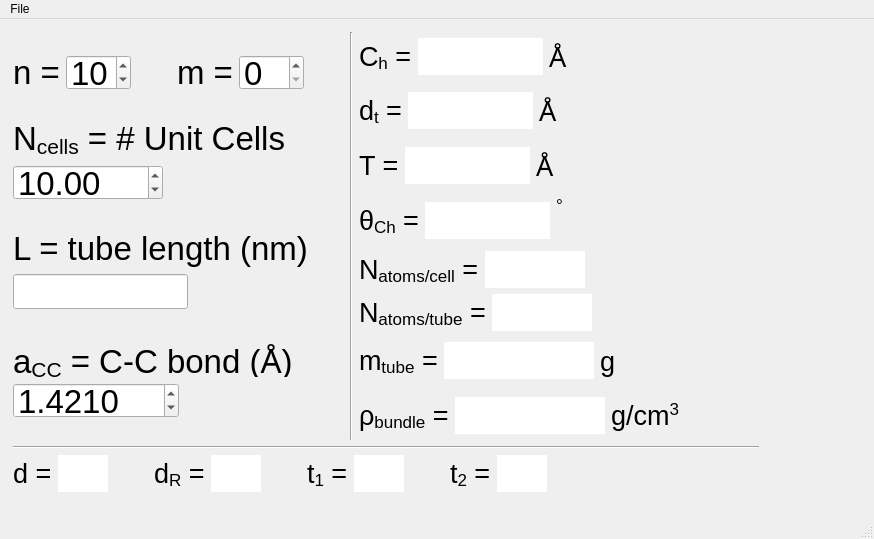
First picture: the form in swcnts4squints.ui, repository androomerrill/swcnts4squints, before the edit.
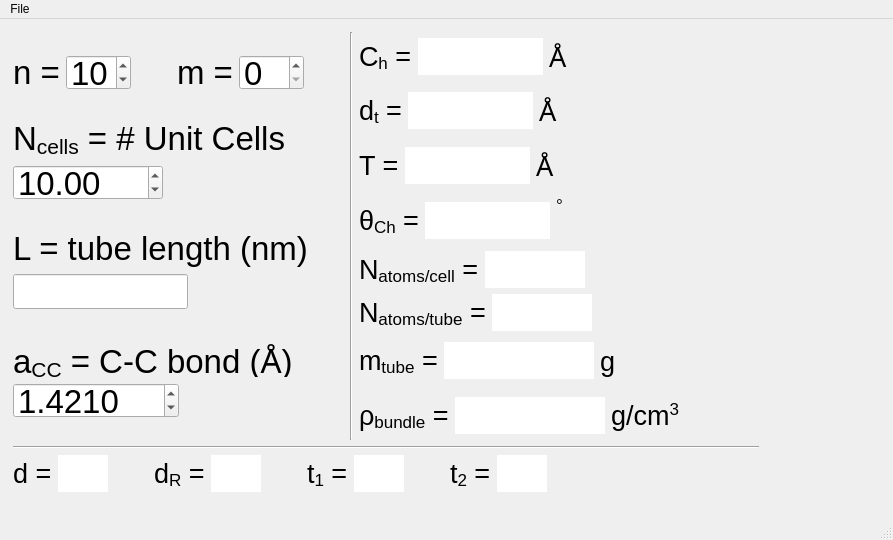
Second picture: the form after the edit.

Commit message: new parameters added to GUI and various bug fixes

Diff of the .ui file:
```diff
--- a/swcnts4squints.ui
+++ b/swcnts4squints.ui
@@ -6,8 +6,8 @@
    <rect>
     <x>0</x>
     <y>0</y>
-    <width>874</width>
-    <height>539</height>
+    <width>893</width>
+    <height>540</height>
    </rect>
   </property>
   <property name="sizePolicy">
@@ -25,7 +25,7 @@
      <rect>
       <x>13</x>
       <y>13</y>
-      <width>848</width>
+      <width>836</width>
       <height>460</height>
      </rect>
     </property>
@@ -1222,7 +1222,7 @@
     <rect>
      <x>0</x>
      <y>0</y>
-     <width>874</width>
+     <width>893</width>
      <height>25</height>
     </rect>
    </property>
```
The commit also changes 5 other files.
